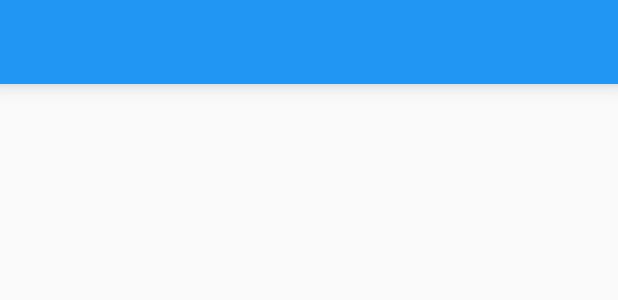
After one commit to NikhilR129/ForgetItNot, an Android app: the layout tool_bar.xml on its own in the app's theme, with its tools: preview values and no code run, on a phone screen of 412 x 824 dp. The commit adds this screen. Shown: the top 300 px of the screen. Run offline under Robolectric (Android 15) with nearby library versions, the phone set to English and light mode, and no system bars.

Commit message:
added toolbar and material design

```diff
--- a/app/build.gradle
+++ b/app/build.gradle
@@ -27,6 +27,7 @@ dependencies {
     })
     testCompile 'junit:junit:4.12'
     compile 'com.github.clans:fab:1.6.4'
+    compile 'com.android.support:support-v4:24.4.0'
     compile 'com.android.support:appcompat-v7:24.4.0'
     compile 'com.android.support.constraint:constraint-layout:1.0.2'
     compile 'com.android.support:design:24.4.0'
--- a/app/src/main/java/com/example/nikhilr129/forgetitnot/SplashScreen.java
+++ b/app/src/main/java/com/example/nikhilr129/forgetitnot/SplashScreen.java
@@ -2,10 +2,10 @@ package com.example.nikhilr129.forgetitnot;
 
 import android.content.Intent;
 import android.os.Bundle;
+import android.os.Handler;
 import android.support.v7.app.AppCompatActivity;
 import android.view.Window;
 import android.view.WindowManager;
-import android.os.Handler;
 
 import com.hanks.htextview.HTextView;
 import com.hanks.htextview.HTextViewType;
@@ -19,7 +19,6 @@ public class SplashScreen extends AppCompatActivity {
     protected void onCreate(Bundle savedInstanceState) {
         super.onCreate(savedInstanceState);
         makeFullScreen();
-
         setContentView(R.layout.splash_screen);
 
         //Thing done for animation
@@ -39,7 +38,7 @@ public class SplashScreen extends AppCompatActivity {
         getWindow().setFlags(WindowManager.LayoutParams.FLAG_FULLSCREEN,
                 WindowManager.LayoutParams.FLAG_FULLSCREEN);
         //Hide Action Bar
-        getSupportActionBar().hide();
+        //getSupportActionBar().hide();
     }
 
     private void doTransitionToMainActivity() {
--- a/app/src/main/res/layout/activity_main.xml
+++ b/app/src/main/res/layout/activity_main.xml
@@ -8,11 +8,15 @@
     <RelativeLayout
         android:layout_width="match_parent"
         android:layout_height="match_parent">
+        <include layout="@layout/tool_bar"
+            android:id="@+id/activity_main_toolbar" />
+        <!-- Nested Scroll View -->
         <android.support.v4.widget.NestedScrollView
             android:layout_width="wrap_content"
             android:layout_height="wrap_content"
             >
         </android.support.v4.widget.NestedScrollView>
+
         <!-- BottomBar begins here -->
         <com.roughike.bottombar.BottomBar
             android:id="@+id/bottomBar"
@@ -23,7 +27,6 @@
         <!-- Bottom bar ends her -->
 
         <!--floating action menu Begins here-->
-
         <com.github.clans.fab.FloatingActionMenu
             android:id="@+id/material_design_android_floating_action_menu"
             android:layout_width="wrap_content"
--- a/app/src/main/res/layout/splash_screen.xml
+++ b/app/src/main/res/layout/splash_screen.xml
@@ -2,7 +2,7 @@
 <RelativeLayout xmlns:android="http://schemas.android.com/apk/res/android"
     android:orientation="vertical" android:layout_width="match_parent"
     android:layout_height="match_parent"
-    android:background="#5c6bc0"
+    android:background="@color/colorPrimary"
     xmlns:htext="http://schemas.android.com/apk/res-auto">
 
     <com.hanks.htextview.HTextView
--- /dev/null
+++ b/app/src/main/res/layout/tool_bar.xml
@@ -0,0 +1,8 @@
+<?xml version="1.0" encoding="utf-8"?>
+<android.support.v7.widget.Toolbar xmlns:android="http://schemas.android.com/apk/res/android"
+    android:layout_width="match_parent" android:layout_height="wrap_content"
+    xmlns:app="http://schemas.android.com/apk/res-auto"
+    android:background="@color/colorPrimary"
+    android:elevation="8dp">
+
+</android.support.v7.widget.Toolbar>
--- /dev/null
+++ b/app/src/main/res/values-v21/styles.xml
@@ -0,0 +1,13 @@
+<?xml version="1.0" encoding="utf-8"?>
+
+<resources>
+    <!-- inherit from the material theme -->
+    <style name="AppTheme" parent="AppTheme.Base">
+        <!-- Main theme colors -->
+        <item name="android:windowContentTransitions">true</item>
+        <item name="android:windowAllowEnterTransitionOverlap">true</item>
+        <item name="android:windowAllowReturnTransitionOverlap">true</item>
+        <item name="android:windowSharedElementEnterTransition">@android:transition/move</item>
+        <item name="android:windowSharedElementExitTransition">@android:transition/move</item>
+    </style>
+</resources>
--- a/app/src/main/res/values/colors.xml
+++ b/app/src/main/res/values/colors.xml
@@ -1,6 +1,14 @@
 <?xml version="1.0" encoding="utf-8"?>
 <resources>
-    <color name="colorPrimary">#3F51B5</color>
-    <color name="colorPrimaryDark">#303F9F</color>
-    <color name="colorAccent">#FF4081</color>
+    <color name="colorPrimary">#2196F3</color>
+    <color name="colorPrimaryDark">#1976D2</color>
+    <color name="colorPrimaryLight">#BBDEFB</color>
+    <color name="textColorPrimary">#212121</color>
+    <color name="textColorSecondary">#727272</color>
+    <color name="iconsTint">#FFFFFF</color>
+    <color name="windowBackground">#C0C3C6</color>
+    <color name="navigationBarColor">#000000</color>
+    <color name="divider">#B6B6B6</color>
+    <color name="rowBackground">#F2F2F2</color>
+    <color name="colorAccent">#F50057</color>
 </resources>
--- a/app/src/main/res/values/styles.xml
+++ b/app/src/main/res/values/styles.xml
@@ -1,8 +1,11 @@
 <resources>
 
     <!-- Base application theme. -->
-    <style name="AppTheme" parent="Theme.AppCompat.Light.DarkActionBar">
+    <style name="AppTheme" parent="AppTheme.Base"> </style>
         <!-- Customize your theme here. -->
+    <style name="AppTheme.Base" parent="Theme.AppCompat.DayNight.NoActionBar">
+        <item name="windowNoTitle">true</item>
+        <item name="windowActionBar">false</item>
         <item name="colorPrimary">@color/colorPrimary</item>
         <item name="colorPrimaryDark">@color/colorPrimaryDark</item>
         <item name="colorAccent">@color/colorAccent</item>
```
Also changed, not shown: app/src/main/java/com/example/nikhilr129/forgetitnot/MainActivity.java (+41 -0 lines), app/src/main/res/menu/menu.xml (added, +18 -0 lines), app/src/main/res/drawable/ic_add_box_black_24dp.png.
